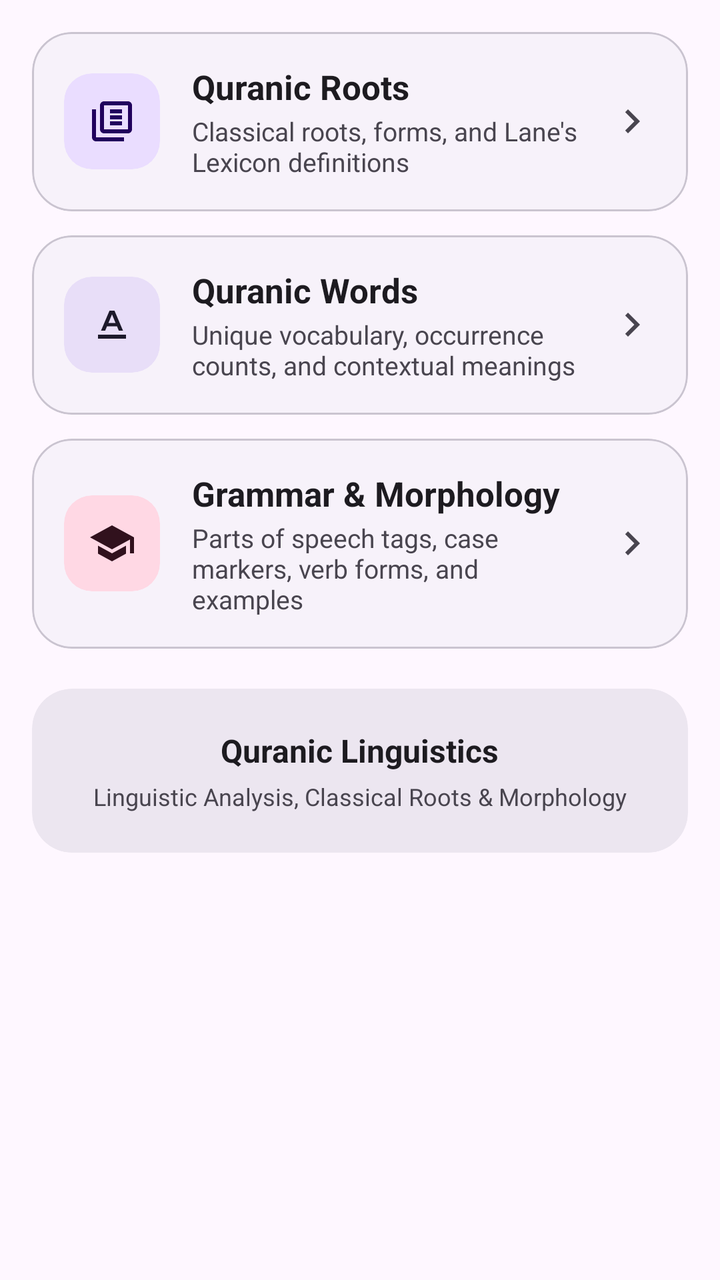
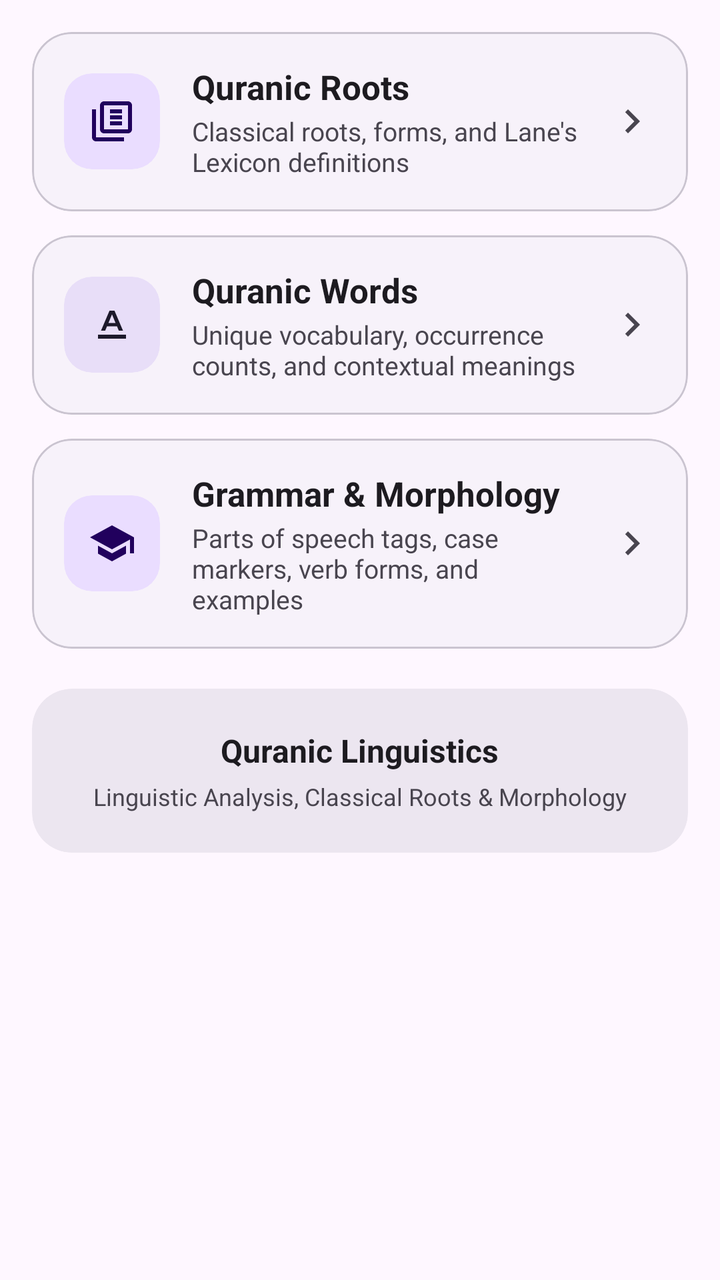

An Android layout rendered at two revisions. The XML below is the earlier revision; the diff shows what the commit changed to produce the second picture.
<!-- AndroidManifest.xml: application theme Theme.Recitation -->
<!-- res/layout/fragment_learn.xml -->
<?xml version="1.0" encoding="utf-8"?>
<androidx.core.widget.NestedScrollView xmlns:android="http://schemas.android.com/apk/res/android"
    xmlns:app="http://schemas.android.com/apk/res-auto"
    xmlns:tools="http://schemas.android.com/tools"
    android:layout_width="match_parent"
    android:layout_height="match_parent"
    android:clipToPadding="false"
    android:paddingStart="16dp"
    android:paddingTop="16dp"
    android:paddingEnd="16dp"
    android:paddingBottom="96dp">

    <LinearLayout
        android:layout_width="match_parent"
        android:layout_height="wrap_content"
        android:orientation="vertical">

        
        <com.google.android.material.card.MaterialCardView
            android:id="@+id/cardLearnRoots"
            android:layout_width="match_parent"
            android:layout_height="wrap_content"
            android:layout_marginBottom="12dp"
            android:clickable="true"
            android:focusable="true"
            android:foreground="?attr/selectableItemBackground"
            app:cardBackgroundColor="?attr/colorSurfaceContainerLow"
            app:cardCornerRadius="20dp"
            app:cardElevation="0dp"
            app:strokeColor="?attr/colorOutlineVariant"
            app:strokeWidth="1dp">

            <LinearLayout
                android:layout_width="match_parent"
                android:layout_height="wrap_content"
                android:gravity="center_vertical"
                android:orientation="horizontal"
                android:padding="16dp">

                <com.google.android.material.card.MaterialCardView
                    android:layout_width="48dp"
                    android:layout_height="48dp"
                    app:cardBackgroundColor="?attr/colorPrimaryContainer"
                    app:cardCornerRadius="14dp"
                    app:cardElevation="0dp"
                    app:strokeWidth="0dp">

                    <ImageView
                        android:layout_width="24dp"
                        android:layout_height="24dp"
                        android:layout_gravity="center"
                        android:src="@drawable/ic_lexicon"
                        app:tint="?attr/colorOnPrimaryContainer" />
                </com.google.android.material.card.MaterialCardView>

                <LinearLayout
                    android:layout_width="0dp"
                    android:layout_height="wrap_content"
                    android:layout_marginStart="16dp"
                    android:layout_marginEnd="8dp"
                    android:layout_weight="1"
                    android:orientation="vertical">

                    <TextView
                        android:layout_width="wrap_content"
                        android:layout_height="wrap_content"
                        android:text="@string/learn_roots_title"
                        android:textColor="?attr/colorOnSurface"
                        android:textSize="17sp"
                        android:textStyle="bold" />

                    <TextView
                        android:layout_width="wrap_content"
                        android:layout_height="wrap_content"
                        android:layout_marginTop="2dp"
                        android:text="@string/learn_roots_desc"
                        android:textColor="?attr/colorOnSurfaceVariant"
                        android:textSize="13sp" />
                </LinearLayout>

                <ImageView
                    android:layout_width="24dp"
                    android:layout_height="24dp"
                    android:src="@drawable/ic_chevron_right"
                    app:tint="?attr/colorOnSurfaceVariant" />

            </LinearLayout>
        </com.google.android.material.card.MaterialCardView>

        
        <com.google.android.material.card.MaterialCardView
            android:id="@+id/cardLearnWords"
            android:layout_width="match_parent"
            android:layout_height="wrap_content"
            android:layout_marginBottom="12dp"
            android:clickable="true"
            android:focusable="true"
            android:foreground="?attr/selectableItemBackground"
            app:cardBackgroundColor="?attr/colorSurfaceContainerLow"
            app:cardCornerRadius="20dp"
            app:cardElevation="0dp"
            app:strokeColor="?attr/colorOutlineVariant"
            app:strokeWidth="1dp">

            <LinearLayout
                android:layout_width="match_parent"
                android:layout_height="wrap_content"
                android:gravity="center_vertical"
                android:orientation="horizontal"
                android:padding="16dp">

                <com.google.android.material.card.MaterialCardView
                    android:layout_width="48dp"
                    android:layout_height="48dp"
                    app:cardBackgroundColor="?attr/colorSecondaryContainer"
                    app:cardCornerRadius="14dp"
                    app:cardElevation="0dp"
                    app:strokeWidth="0dp">

                    <ImageView
                        android:layout_width="24dp"
                        android:layout_height="24dp"
                        android:layout_gravity="center"
                        android:src="@drawable/ic_text_format"
                        app:tint="?attr/colorOnSecondaryContainer" />
                </com.google.android.material.card.MaterialCardView>

                <LinearLayout
                    android:layout_width="0dp"
                    android:layout_height="wrap_content"
                    android:layout_marginStart="16dp"
                    android:layout_marginEnd="8dp"
                    android:layout_weight="1"
                    android:orientation="vertical">

                    <TextView
                        android:layout_width="wrap_content"
                        android:layout_height="wrap_content"
                        android:text="@string/learn_words_title"
                        android:textColor="?attr/colorOnSurface"
                        android:textSize="17sp"
                        android:textStyle="bold" />

                    <TextView
                        android:layout_width="wrap_content"
                        android:layout_height="wrap_content"
                        android:layout_marginTop="2dp"
                        android:text="@string/learn_words_desc"
                        android:textColor="?attr/colorOnSurfaceVariant"
                        android:textSize="13sp" />
                </LinearLayout>

                <ImageView
                    android:layout_width="24dp"
                    android:layout_height="24dp"
                    android:src="@drawable/ic_chevron_right"
                    app:tint="?attr/colorOnSurfaceVariant" />

            </LinearLayout>
        </com.google.android.material.card.MaterialCardView>

        
        <com.google.android.material.card.MaterialCardView
            android:id="@+id/cardLearnGrammar"
            android:layout_width="match_parent"
            android:layout_height="wrap_content"
            android:layout_marginBottom="12dp"
            android:clickable="true"
            android:focusable="true"
            android:foreground="?attr/selectableItemBackground"
            app:cardBackgroundColor="?attr/colorSurfaceContainerLow"
            app:cardCornerRadius="20dp"
            app:cardElevation="0dp"
            app:strokeColor="?attr/colorOutlineVariant"
            app:strokeWidth="1dp">

            <LinearLayout
                android:layout_width="match_parent"
                android:layout_height="wrap_content"
                android:gravity="center_vertical"
                android:orientation="horizontal"
                android:padding="16dp">

                <com.google.android.material.card.MaterialCardView
                    android:layout_width="48dp"
                    android:layout_height="48dp"
                    app:cardBackgroundColor="?attr/colorTertiaryContainer"
                    app:cardCornerRadius="14dp"
                    app:cardElevation="0dp"
                    app:strokeWidth="0dp">

                    <ImageView
                        android:layout_width="24dp"
                        android:layout_height="24dp"
                        android:layout_gravity="center"
                        android:src="@drawable/ic_school"
                        app:tint="?attr/colorOnTertiaryContainer" />
                </com.google.android.material.card.MaterialCardView>

                <LinearLayout
                    android:layout_width="0dp"
                    android:layout_height="wrap_content"
                    android:layout_marginStart="16dp"
                    android:layout_marginEnd="8dp"
                    android:layout_weight="1"
                    android:orientation="vertical">

                    <TextView
                        android:layout_width="wrap_content"
                        android:layout_height="wrap_content"
                        android:text="@string/learn_grammar_title"
                        android:textColor="?attr/colorOnSurface"
                        android:textSize="17sp"
                        android:textStyle="bold" />

                    <TextView
                        android:layout_width="wrap_content"
                        android:layout_height="wrap_content"
                        android:layout_marginTop="2dp"
                        android:text="@string/learn_grammar_desc"
                        android:textColor="?attr/colorOnSurfaceVariant"
                        android:textSize="13sp" />
                </LinearLayout>

                <ImageView
                    android:layout_width="24dp"
                    android:layout_height="24dp"
                    android:src="@drawable/ic_chevron_right"
                    app:tint="?attr/colorOnSurfaceVariant" />

            </LinearLayout>
        </com.google.android.material.card.MaterialCardView>

        
        <com.google.android.material.card.MaterialCardView
            android:layout_width="match_parent"
            android:layout_height="wrap_content"
            android:layout_marginTop="8dp"
            app:cardBackgroundColor="?attr/colorSurfaceContainerHigh"
            app:cardCornerRadius="20dp"
            app:cardElevation="0dp"
            app:strokeWidth="0dp">

            <LinearLayout
                android:layout_width="match_parent"
                android:layout_height="wrap_content"
                android:gravity="center"
                android:orientation="vertical"
                android:padding="20dp">

                <TextView
                    android:layout_width="wrap_content"
                    android:layout_height="wrap_content"
                    android:text="Quranic Linguistics"
                    android:textColor="?attr/colorOnSurface"
                    android:textSize="16sp"
                    android:textStyle="bold" />

                <TextView
                    android:layout_width="wrap_content"
                    android:layout_height="wrap_content"
                    android:layout_marginTop="4dp"
                    android:text="Linguistic Analysis, Classical Roots &amp; Morphology"
                    android:textColor="?attr/colorOnSurfaceVariant"
                    android:textSize="12sp" />

            </LinearLayout>
        </com.google.android.material.card.MaterialCardView>

    </LinearLayout>

</androidx.core.widget.NestedScrollView>
<!-- resources referenced by this layout -->
<resources>
  <!-- drawable ic_chevron_right (drawable) -->
  <vector xmlns:android="http://schemas.android.com/apk/res/android"
      android:width="24dp"
      android:height="24dp"
      android:viewportWidth="24"
      android:viewportHeight="24">
      <path
          android:fillColor="?attr/colorOnSurfaceVariant"
          android:pathData="M10,6L8.59,7.41 13.17,12l-4.58,4.59L10,18l6,-6z" />
  </vector>
  <!-- drawable ic_lexicon (drawable) -->
  <vector xmlns:android="http://schemas.android.com/apk/res/android"
      android:width="24dp"
      android:height="24dp"
      android:viewportWidth="24"
      android:viewportHeight="24">
      <path
          android:fillColor="?attr/colorOnSurface"
          android:pathData="M4,6H2v14c0,1.1 0.9,2 2,2h14v-2H4V6zm16,-4H8c-1.1,0 -2,0.9 -2,2v12c0,1.1 0.9,2 2,2h12c1.1,0 2,-0.9 2,-2V4c0,-1.1 -0.9,-2 -2,-2zm0,14H8V4h12v12zm-3,-2h-6v-2h6v2zm0,-3h-6V9h6v2zm0,-3h-6V6h6v2z" />
  </vector>
  <!-- drawable ic_school (drawable) -->
  <vector xmlns:android="http://schemas.android.com/apk/res/android"
      android:width="24dp"
      android:height="24dp"
      android:viewportWidth="24"
      android:viewportHeight="24">
      <path
          android:fillColor="?attr/colorOnSurface"
          android:pathData="M5,13.18v4L12,21l7,-3.82v-4L12,17l-7,-3.82zM12,3L1,9l11,6 9,-4.91V17h2V9L12,3z" />
  </vector>
  <!-- drawable ic_text_format (drawable) -->
  <vector xmlns:android="http://schemas.android.com/apk/res/android"
      android:width="24dp"
      android:height="24dp"
      android:viewportWidth="24"
      android:viewportHeight="24">
      <path
          android:fillColor="?attr/colorOnSurface"
          android:pathData="M5,17v2h14v-2H5zM9.5,12.8h5l0.9,2.2h2.1L13.25,5h-2.5L6.5,15h2.1L9.5,12.8zM12,6.85L13.78,11.2h-3.56L12,6.85z" />
  </vector>
  <string name="learn_grammar_desc">Parts of speech tags, case markers, verb forms, and examples</string>
  <string name="learn_grammar_title">Grammar &amp; Morphology</string>
  <string name="learn_roots_desc">Classical roots, forms, and Lane\'s Lexicon definitions</string>
  <string name="learn_roots_title">Quranic Roots</string>
  <string name="learn_words_desc">Unique vocabulary, occurrence counts, and contextual meanings</string>
  <string name="learn_words_title">Quranic Words</string>
  <style name="Theme.Recitation" parent="Theme.Material3.DayNight.NoActionBar">
          <item name="android:statusBarColor">@android:color/transparent</item>
          <item name="android:navigationBarColor">@android:color/transparent</item>
      </style>
</resources>

<!-- the commit's change to res/layout/fragment_learn.xml (unified diff, before → after) -->
@@ -184,7 +184,7 @@
                 <com.google.android.material.card.MaterialCardView
                     android:layout_width="48dp"
                     android:layout_height="48dp"
-                    app:cardBackgroundColor="?attr/colorTertiaryContainer"
+                    app:cardBackgroundColor="?attr/colorPrimaryContainer"
                     app:cardCornerRadius="14dp"
                     app:cardElevation="0dp"
                     app:strokeWidth="0dp">
@@ -194,7 +194,7 @@
                         android:layout_height="24dp"
                         android:layout_gravity="center"
                         android:src="@drawable/ic_school"
-                        app:tint="?attr/colorOnTertiaryContainer" />
+                        app:tint="?attr/colorOnPrimaryContainer" />
                 </com.google.android.material.card.MaterialCardView>
 
                 <LinearLayout
